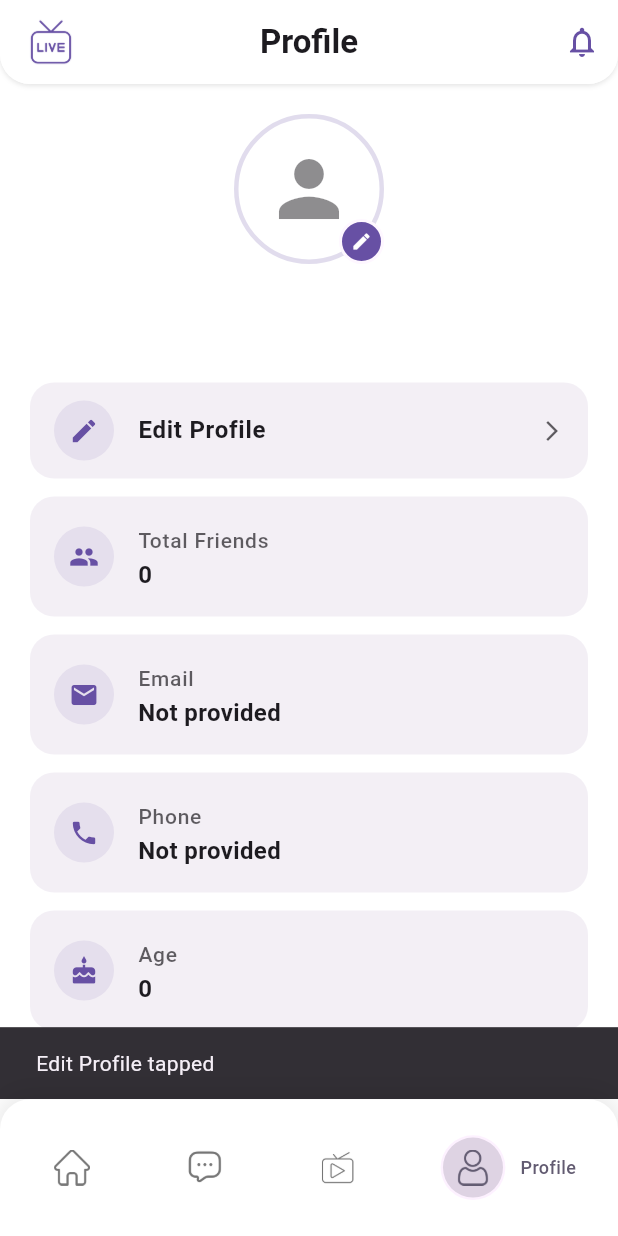
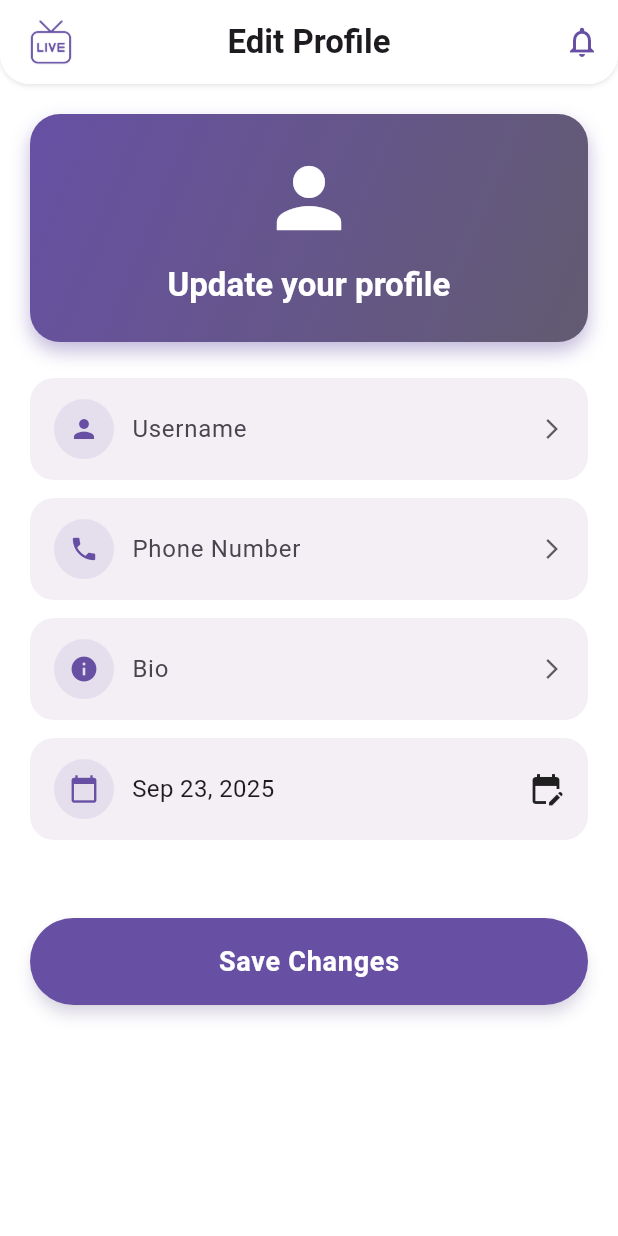
Before and after one commit to Jawadyyy/live, a Flutter app: the CustomBottomNavBar screen opened directly, item 4 of the bottom bar chosen, after a tap on "Edit Profile", on a phone screen of 412 x 824 dp. Run offline on Flutter 3.47's test engine with Material 3 defaults, Android fonts, the phone set to English and light mode, and no system bars; drawn by our look-alikes of google_nav_bar; our stand-ins replace google_sign_in, image_picker, intl_phone_field, supabase_flutter, timeago; accounts and stored records are empty.

Commit message:
Added Edit Profile-Profile Section is Mostly Done

```diff
--- /dev/null
+++ b/lib/components/stream_fab.dart
@@ -0,0 +1,31 @@
+import 'package:flutter/material.dart';
+import 'package:live/screens/main/stream_screen/create_stream_screen.dart';
+
+class StreamFab extends StatelessWidget {
+  const StreamFab({super.key});
+
+  @override
+  Widget build(BuildContext context) {
+    final theme = Theme.of(context);
+    final isDark = theme.brightness == Brightness.dark;
+
+    return FloatingActionButton(
+      heroTag: "streamFab",
+      elevation: 6,
+      backgroundColor: theme.colorScheme.primary,
+      shape: RoundedRectangleBorder(borderRadius: BorderRadius.circular(16)),
+      tooltip: "Create Stream",
+      onPressed: () {
+        Navigator.push(
+          context,
+          MaterialPageRoute(builder: (context) => const CreateStreamScreen()),
+        );
+      },
+      child: Icon(
+        Icons.tv,
+        size: 30,
+        color: isDark ? Colors.black : Colors.white,
+      ),
+    );
+  }
+}
--- /dev/null
+++ b/lib/screens/main/profile_screen/edit_profile_screen.dart
@@ -0,0 +1,303 @@
+import 'package:flutter/material.dart';
+import 'package:intl/intl.dart';
+import 'package:live/components/appbar.dart';
+import 'package:live/components/primary_button.dart';
+import 'package:live/screens/theme/theme_provider.dart';
+import 'package:provider/provider.dart';
+import 'package:supabase_flutter/supabase_flutter.dart';
+
+class EditProfileScreen extends StatefulWidget {
+  final Map<String, dynamic> userData;
+
+  const EditProfileScreen({super.key, required this.userData});
+
+  @override
+  State<EditProfileScreen> createState() => _EditProfileScreenState();
+}
+
+class _EditProfileScreenState extends State<EditProfileScreen> {
+  final _formKey = GlobalKey<FormState>();
+  final _supabase = Supabase.instance.client;
+
+  late TextEditingController _usernameController;
+  late TextEditingController _phoneController;
+  late TextEditingController _bioController;
+  DateTime? _dob;
+  bool _isSaving = false;
+
+  @override
+  void initState() {
+    super.initState();
+    _usernameController = TextEditingController(
+      text: widget.userData['username'] ?? '',
+    );
+    _phoneController = TextEditingController(
+      text: widget.userData['phone_number'] ?? '',
+    );
+    _bioController = TextEditingController(text: widget.userData['bio'] ?? '');
+    _dob =
+        widget.userData['dob'] != null
+            ? DateTime.tryParse(widget.userData['dob'])
+            : null;
+  }
+
+  @override
+  void dispose() {
+    _usernameController.dispose();
+    _phoneController.dispose();
+    _bioController.dispose();
+    super.dispose();
+  }
+
+  Future<void> _pickDate() async {
+    final DateTime? picked = await showDatePicker(
+      context: context,
+      initialDate: _dob ?? DateTime(2000),
+      firstDate: DateTime(1900),
+      lastDate: DateTime.now(),
+    );
+
+    if (picked != null && picked != _dob) {
+      setState(() => _dob = picked);
+    }
+  }
+
+  int _calculateAge(DateTime dob) {
+    final today = DateTime.now();
+    int age = today.year - dob.year;
+    if (today.month < dob.month ||
+        (today.month == dob.month && today.day < dob.day)) {
+      age--;
+    }
+    return age;
+  }
+
+  Future<void> _saveProfile() async {
+    if (!_formKey.currentState!.validate()) return;
+
+    setState(() => _isSaving = true);
+
+    try {
+      final user = _supabase.auth.currentUser;
+      if (user == null) return;
+
+      int? calculatedAge = _dob != null ? _calculateAge(_dob!) : null;
+
+      await _supabase
+          .from('users')
+          .update({
+            'username': _usernameController.text.trim(),
+            'phone_number': _phoneController.text.trim(),
+            'bio': _bioController.text.trim(),
+            'dob': _dob != null ? _dob!.toIso8601String() : null,
+            'age': calculatedAge, // ✅ also update age
+          })
+          .eq('id', user.id);
+
+      if (!mounted) return;
+      ScaffoldMessenger.of(context).showSnackBar(
+        const SnackBar(content: Text("Profile updated successfully!")),
+      );
+      Navigator.pop(context, true);
+    } catch (e) {
+      if (!mounted) return;
+      ScaffoldMessenger.of(
+        context,
+      ).showSnackBar(SnackBar(content: Text("Error updating profile: $e")));
+    } finally {
+      if (mounted) setState(() => _isSaving = false);
+    }
+  }
+
+  Widget _buildProfileTile({
+    required IconData icon,
+    required String label,
+    String? value,
+    TextEditingController? controller,
+    int maxLines = 1,
+    TextInputType keyboardType = TextInputType.text,
+    String? Function(String?)? validator,
+    VoidCallback? onTap,
+    bool isEditable = true,
+    Widget? trailing,
+  }) {
+    final colorScheme = Theme.of(context).colorScheme;
+
+    return Container(
+      margin: const EdgeInsets.only(bottom: 12),
+      decoration: BoxDecoration(
+        color: colorScheme.surfaceVariant.withOpacity(0.5),
+        borderRadius: BorderRadius.circular(16),
+      ),
+      child: InkWell(
+        borderRadius: BorderRadius.circular(16),
+        onTap: onTap,
+        child: Padding(
+          padding: const EdgeInsets.symmetric(
+            horizontal: 16,
+            vertical: 14,
+          ), // consistent height
+          child: Row(
+            crossAxisAlignment: CrossAxisAlignment.center,
+            children: [
+              Container(
+                padding: const EdgeInsets.all(10),
+                decoration: BoxDecoration(
+                  color: colorScheme.primary.withOpacity(0.1),
+                  shape: BoxShape.circle,
+                ),
+                child: Icon(icon, color: colorScheme.primary, size: 20),
+              ),
+              const SizedBox(width: 12),
+              Expanded(
+                child:
+                    isEditable
+                        ? TextFormField(
+                          controller: controller,
+                          maxLines: 1,
+                          keyboardType: keyboardType,
+                          validator: validator,
+                          decoration: InputDecoration(
+                            hintText: label,
+                            border: InputBorder.none,
+                            isDense: true,
+                            contentPadding: EdgeInsets.zero,
+                          ),
+                          style: TextStyle(
+                            fontSize: 16,
+                            color: colorScheme.onSurface,
+                          ),
+                        )
+                        : Text(
+                          value ?? label,
+                          style: TextStyle(
+                            fontSize: 16,
+                            color:
+                                value != null
+                                    ? colorScheme.onSurface
+                                    : colorScheme.onSurface.withOpacity(0.6),
+                          ),
+                        ),
+              ),
+              const SizedBox(width: 8),
+              trailing ??
+                  Icon(
+                    Icons.arrow_forward_ios,
+                    size: 16,
+                    color: colorScheme.onSurface.withOpacity(0.7),
+                  ),
+            ],
+          ),
+        ),
+      ),
+    );
+  }
+
+  @override
+  Widget build(BuildContext context) {
+    final colorScheme = Theme.of(context).colorScheme;
+
+    return Scaffold(
+      appBar: CustomAppBar(
+        title: const Text('Edit Profile'),
+        borderRadius: const BorderRadius.vertical(bottom: Radius.circular(20)),
+        centerTitle: true,
+        onToggleDarkMode: () async {
+          final themeProvider = Provider.of<ThemeProvider>(
+            context,
+            listen: false,
+          );
+          await themeProvider.toggleTheme(!themeProvider.isDarkMode);
+        },
+      ),
+      body: SingleChildScrollView(
+        padding: const EdgeInsets.all(20),
+        child: Form(
+          key: _formKey,
+          child: Column(
+            children: [
+              // Header card with gradient
+              Container(
+                width: double.infinity,
+                padding: const EdgeInsets.all(24),
+                margin: const EdgeInsets.only(bottom: 24),
+                decoration: BoxDecoration(
+                  gradient: LinearGradient(
+                    colors: [colorScheme.primary, colorScheme.secondary],
+                    begin: Alignment.topLeft,
+                    end: Alignment.bottomRight,
+                  ),
+                  borderRadius: BorderRadius.circular(20),
+                  boxShadow: [
+                    BoxShadow(
+                      color: colorScheme.primary.withOpacity(0.4),
+                      blurRadius: 10,
+                      offset: const Offset(0, 6),
+                    ),
+                  ],
+                ),
+                child: Column(
+                  children: [
+                    const Icon(Icons.person, size: 64, color: Colors.white),
+                    const SizedBox(height: 12),
+                    Text(
+                      "Update your profile",
+                      style: Theme.of(context).textTheme.titleLarge?.copyWith(
+                        color: Colors.white,
+                        fontWeight: FontWeight.bold,
+                      ),
+                    ),
+                  ],
+                ),
+              ),
+
+              _buildProfileTile(
+                icon: Icons.person,
+                label: "Username",
+                controller: _usernameController,
+                validator:
+                    (val) =>
+                        val == null || val.isEmpty ? "Username required" : null,
+              ),
+
+              _buildProfileTile(
+                icon: Icons.phone,
+                label: "Phone Number",
+                controller: _phoneController,
+                keyboardType: TextInputType.phone,
+              ),
+
+              _buildProfileTile(
+                icon: Icons.info,
+                label: "Bio",
+                controller: _bioController,
+                maxLines: 3,
+              ),
+
+              _buildProfileTile(
+                icon: Icons.calendar_today,
+                label: "Date of Birth",
+                value:
+                    _dob != null
+                        ? DateFormat.yMMMd().format(_dob!)
+                        : "Select Date of Birth",
+                isEditable: false,
+                onTap: _pickDate,
+                trailing: const Icon(Icons.edit_calendar),
+              ),
+
+              SizedBox(height: 40),
+
+              MainButton(
+                text: _isSaving ? "Saving..." : "Save Changes",
+                isLoading: _isSaving,
+                onPressed: _isSaving ? null : _saveProfile,
+                buttonColor: Theme.of(context).colorScheme.primary,
+              ),
+            ],
+          ),
+        ),
+      ),
+    );
+  }
+}
--- a/lib/screens/main/profile_screen/profile.dart
+++ b/lib/screens/main/profile_screen/profile.dart
@@ -4,6 +4,7 @@ import 'package:image_picker/image_picker.dart';
 import 'package:live/auth/auth_service.dart';
 import 'package:live/components/appbar.dart';
 import 'package:live/screens/intro/splash_screen.dart';
+import 'package:live/screens/main/profile_screen/edit_profile_screen.dart';
 import 'package:live/screens/theme/theme_provider.dart';
 import 'package:provider/provider.dart';
 import 'package:supabase_flutter/supabase_flutter.dart';
@@ -24,7 +25,7 @@ class _ProfileScreenState extends State<ProfileScreen> {
   Map<String, dynamic>? _userData;
   bool _isLoading = true;
   bool _isUploading = false;
-  XFile? _pickedImage; // local selected image for immediate preview
+  XFile? _pickedImage;
   int _friendsCount = 0;
 
   @override
@@ -144,12 +145,18 @@ class _ProfileScreenState extends State<ProfileScreen> {
       ),
       child: InkWell(
         borderRadius: BorderRadius.circular(16),
-        onTap: () {
-          // TODO: Navigate to EditProfileScreen
-          ScaffoldMessenger.of(
+        onTap: () async {
+          final updated = await Navigator.push(
             context,
-          ).showSnackBar(const SnackBar(content: Text("Edit Profile tapped")));
+            MaterialPageRoute(
+              builder: (_) => EditProfileScreen(userData: _userData!),
+            ),
+          );
+          if (updated == true) {
+            _fetchUserData();
+          }
         },
+
         child: ListTile(
           leading: Container(
             padding: const EdgeInsets.all(10),
@@ -343,18 +350,15 @@ class _ProfileScreenState extends State<ProfileScreen> {
       final XFile? image = await _picker.pickImage(source: ImageSource.gallery);
       if (image == null) return;
 
-      // immediate local preview
       setState(() {
         _pickedImage = image;
         _isUploading = true;
       });
 
-      // Prepare file data
       final fileExtension = image.path.split('.').last;
       final fileName = '${user.id}_profile.$fileExtension';
       final fileBytes = await image.readAsBytes();
 
-      // Attempt updateBinary, fallback to uploadBinary if not existing
       try {
         await _supabase.storage
             .from('profile-pictures')
@@ -365,7 +369,6 @@ class _ProfileScreenState extends State<ProfileScreen> {
             );
       } on StorageException catch (e) {
         if (e.statusCode == 404) {
-          // Bucket or file not found -> try upload
           await _supabase.storage
               .from('profile-pictures')
               .uploadBinary(
@@ -377,13 +380,10 @@ class _ProfileScreenState extends State<ProfileScreen> {
           rethrow;
         }
       }
-
-      // Get public URL
       final imageUrl = _supabase.storage
           .from('profile-pictures')
           .getPublicUrl(fileName);
 
-      // Update users table
       await _supabase
           .from('users')
           .update({'avatar_url': imageUrl})
@@ -392,8 +392,7 @@ class _ProfileScreenState extends State<ProfileScreen> {
       if (mounted) {
         setState(() {
           _userData?['avatar_url'] = imageUrl;
-          _pickedImage =
-              null; // clear local preview because we use public url now
+          _pickedImage = null;
         });
 
         ScaffoldMessenger.of(context).showSnackBar(
@@ -445,10 +444,8 @@ class _ProfileScreenState extends State<ProfileScreen> {
                 padding: const EdgeInsets.all(20),
                 child: Column(
                   children: [
-                    // Profile Header
                     Column(
                       children: [
-                        // Avatar + edit
                         Stack(
                           children: [
                             Container(
@@ -592,7 +589,6 @@ class _ProfileScreenState extends State<ProfileScreen> {
                       Icons.access_time,
                     ),
 
-                    // Appearance / Theme selector
                     GestureDetector(
                       onTap: () => _showThemeDialog(context),
                       child: Container(
@@ -675,7 +671,6 @@ class _ProfileScreenState extends State<ProfileScreen> {
 
                     const SizedBox(height: 24),
 
-                    // Logout button
                     SizedBox(
                       width: double.infinity,
                       child: ElevatedButton.icon(
--- /dev/null
+++ b/lib/screens/main/stream_screen/create_stream_screen.dart
@@ -0,0 +1,15 @@
+import 'package:flutter/material.dart';
+
+class CreateStreamScreen extends StatefulWidget {
+  const CreateStreamScreen({super.key});
+
+  @override
+  State<CreateStreamScreen> createState() => _CreateStreamScreenState();
+}
+
+class _CreateStreamScreenState extends State<CreateStreamScreen> {
+  @override
+  Widget build(BuildContext context) {
+    return Scaffold(appBar: AppBar(), body: Container());
+  }
+}
--- a/lib/screens/main/stream_screen/stream.dart
+++ b/lib/screens/main/stream_screen/stream.dart
@@ -1,6 +1,7 @@
 import 'package:flutter/material.dart';
 import 'package:live/auth/auth_service.dart';
 import 'package:live/components/appbar.dart';
+import 'package:live/components/stream_fab.dart';
 import 'package:live/screens/auth/login_screen.dart';
 import 'package:live/screens/theme/theme_provider.dart';
 import 'package:provider/provider.dart';
@@ -33,6 +34,7 @@ class _StreamScreenState extends State<StreamScreen> {
         },
       ),
       body: Center(child: Text("Stream")),
+      floatingActionButton: StreamFab(),
     );
   }
 }
```
Also changed, not shown: assets/icons/tv.png.
